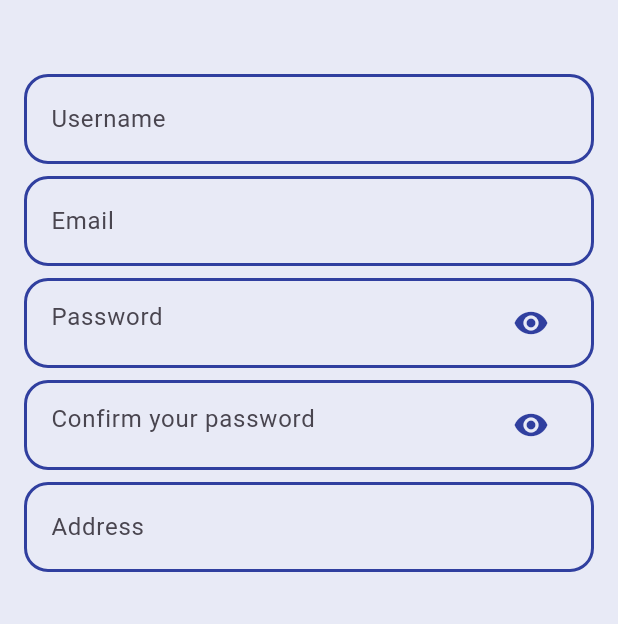
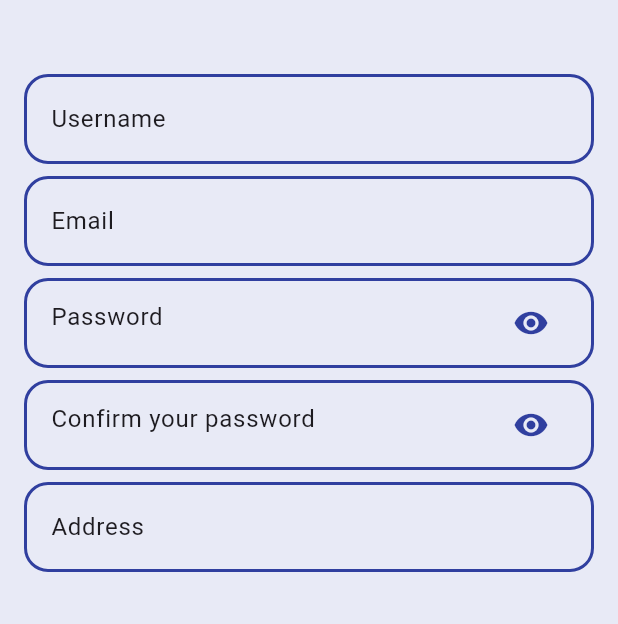
Before and after one commit to nggiahuy09/keyboard_shop, a Flutter app: the LoginPage screen opened directly, after a tap on "Sign up", on a phone screen of 412 x 824 dp. Shown: the part 214-838 px from the top of the screen. Run offline on Flutter 3.47's test engine with Material 3 defaults, Android fonts, the phone set to English and light mode, and no system bars; our stand-ins replace badges, card_swiper, flutter_iconly, shared_preferences; accounts and stored records are empty.

Commit message:
style: add color of hint for text field in login page

```diff
--- a/lib/widgets/custom_widget/cus_input_textfield.dart
+++ b/lib/widgets/custom_widget/cus_input_textfield.dart
@@ -34,10 +34,16 @@ class CusInputTextField extends StatelessWidget {
         obscureText: obscureText,
         keyboardType: inputType,
         onTapOutside: (e) => FocusScope.of(context).unfocus(),
+        style: TextStyle(
+          color: Theme.of(context).colorScheme.onBackground,
+        ),
         decoration: InputDecoration(
           border: InputBorder.none,
           hintText: hintText,
           suffixIcon: suffix,
+          hintStyle: TextStyle(
+            color: Theme.of(context).colorScheme.onBackground,
+          )
         ),
       ),
     );
```
